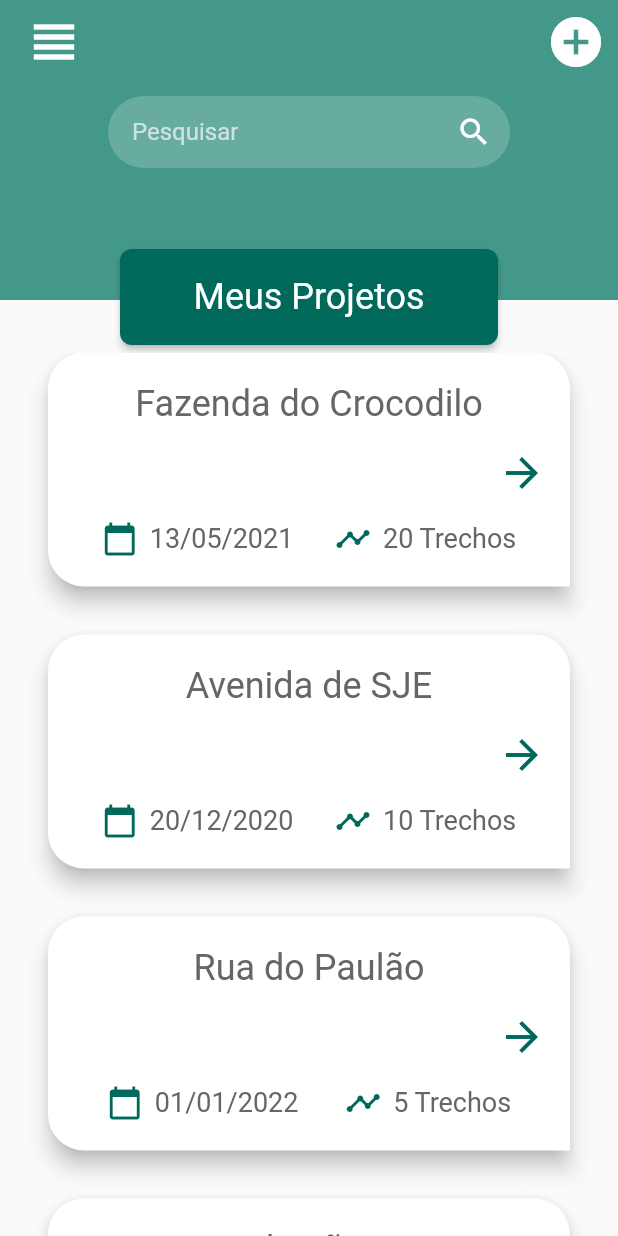
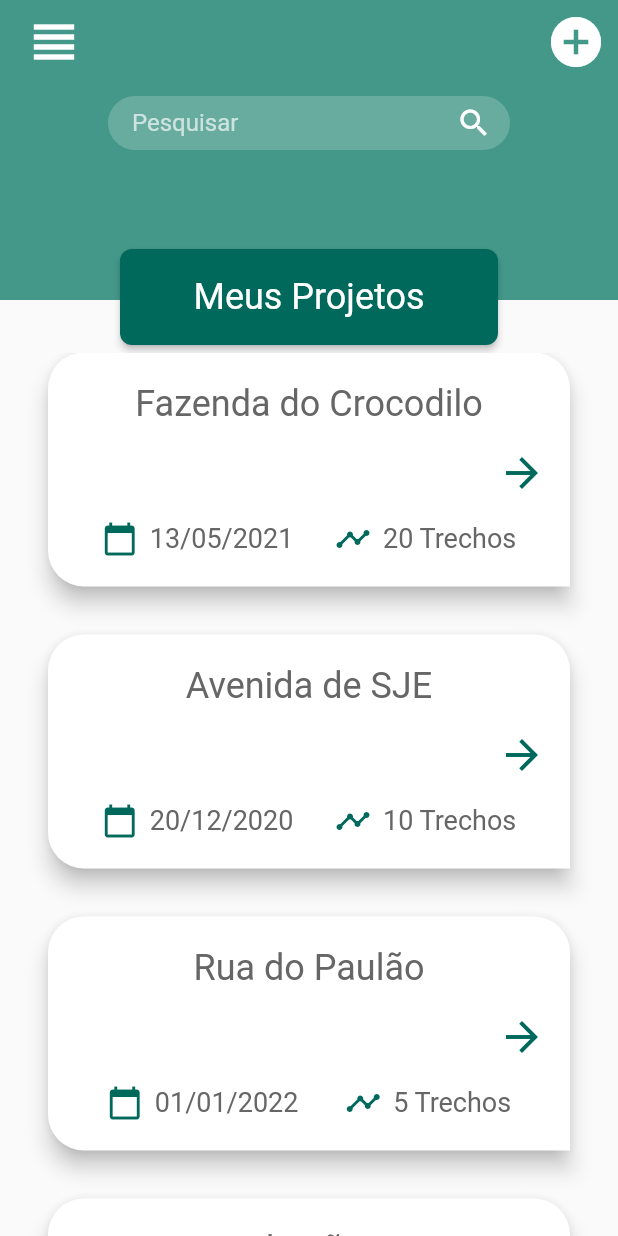
Before and after one commit to TheuFerreira/Flutter-Barraginha, a Flutter app: the screen it shows after launch, on a phone screen of 412 x 824 dp. Run offline on Flutter 3.47's test engine with Material 2 defaults, Android fonts, the phone set to English and light mode, and no system bars; our stand-ins replace flutter_mobx, mobx; generated files the repository leaves out were written again.

Commit message:
Updated size of Search widget

```diff
--- a/lib/app/screens/groups/components/search_widget.dart
+++ b/lib/app/screens/groups/components/search_widget.dart
@@ -9,7 +9,9 @@ class SearchWidget extends StatelessWidget {
 
   @override
   Widget build(BuildContext context) {
-    return TextField(
+    return SizedBox(
+      height: 36,
+      child: TextField(
         cursorColor: Colors.white,
         style: const TextStyle(color: Colors.white),
         decoration: InputDecoration(
@@ -29,6 +31,7 @@ class SearchWidget extends StatelessWidget {
           focusedBorder: _defaultBorder(),
         ),
         onChanged: onChanged,
+      ),
     );
   }
 
```
Lines whose indentation alone changed are shown as unchanged.
